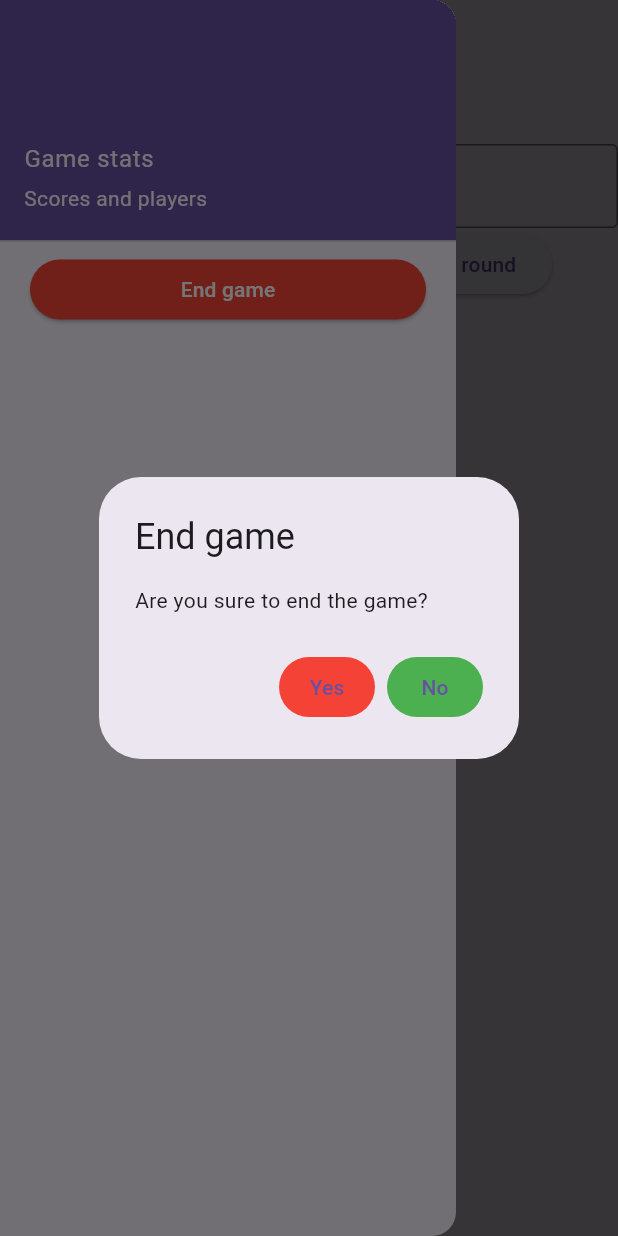
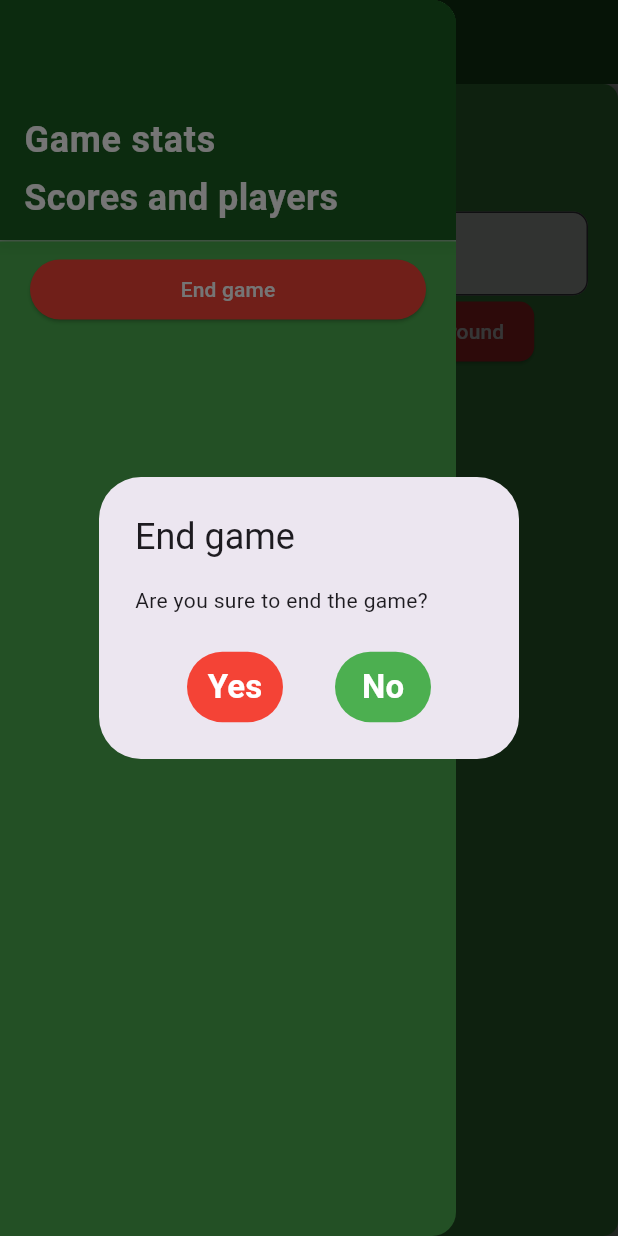
Before and after one commit to DBraja1738/DartsWithFriends, a Flutter app: the Game screen opened directly with empty values, after a tap on the "person" icon, after a tap on "End game", on a phone screen of 412 x 824 dp. Run offline on Flutter 3.47's test engine with Material 3 defaults, Android fonts, the phone set to English and light mode, and no system bars; our stand-ins replace cloud_firestore, firebase_auth, firebase_core, shared_preferences; accounts and stored records are empty; statements that could not run were skipped.

Commit message:
stylize pages

```diff
--- a/lib/game.dart
+++ b/lib/game.dart
@@ -5,6 +5,7 @@ import 'package:darts_with_friends/widgets/textInputForDarts.dart';
 import "package:darts_with_friends/main.dart";
 import 'package:darts_with_friends/widgets/navbar.dart';
 import 'package:darts_with_friends/firebaseOperations.dart';
+import 'package:darts_with_friends/widgets/decorations.dart';
 
 class GameScore{
   int dart1;
@@ -165,6 +166,7 @@ class _GameState extends State<Game> {
     return Scaffold(
       drawer: Navbar(initialPlayerNames: widget.playerNames, initialPlayerScores: playerScores),
       appBar: AppBar(
+        backgroundColor: Colors.green[900],
         leading: Builder(
             builder: (BuildContext context){
               return IconButton(
@@ -177,7 +179,10 @@ class _GameState extends State<Game> {
         ),
         title: Text("Hello game"),
       ),
-      body: Column(
+      body: Container(
+        decoration: AppDecorations.boxDecoration,
+        padding: EdgeInsets.all(20.0),
+        child: Column(
           children: [
             Row(
               mainAxisAlignment: MainAxisAlignment.center,
@@ -185,8 +190,8 @@ class _GameState extends State<Game> {
                 Column(
 
                   children: [
-                  Text("Player: $currentPlayerName, $currentPlayer"),
-                  Text("$currentPlayerValue"),
+                  Text("Player: $currentPlayerName, $currentPlayer", style: AppDecorations.playerTextStyle,),
+                  Text("$currentPlayerValue", style: AppDecorations.scoreTextStyle),
                   ],
                 ),
               ],
@@ -194,15 +199,24 @@ class _GameState extends State<Game> {
           Row(
             children: <Widget>[
               Flexible(
-                  child: DartTextInput(controller: _dart1controller),
+                child: TextField(
+                  controller: _dart1controller,
+                  decoration: AppDecorations.inputDecoration,
+                )
               ),
               SizedBox(width: 10,),
               Flexible(
-                  child: DartTextInput(controller: _dart2controller),
+              child: TextField(
+                controller: _dart1controller,
+                decoration: AppDecorations.inputDecoration,
+              )
               ),
               SizedBox(width: 10,),
               Flexible(
-                  child: DartTextInput(controller: _dart3controller),
+                child: TextField(
+                  controller: _dart1controller,
+                  decoration: AppDecorations.inputDecoration,
+                )
               ),
             ],
           ),
@@ -210,14 +224,14 @@ class _GameState extends State<Game> {
             mainAxisAlignment: MainAxisAlignment.spaceEvenly,
             children: <Widget>[
 
-              ElevatedButton(onPressed: submitScore, child: Text("Submit score")),
-              ElevatedButton(onPressed: undoLastScore, child: Text("Undo last round")),
+              ElevatedButton(onPressed: submitScore, child: Text("Submit score"), style: AppDecorations.buttonStyle,),
+              ElevatedButton(onPressed: undoLastScore, child: Text("Undo last round"), style: AppDecorations.buttonStyleRed,),
 
         ],
       )
 
       ],
-      )
+    ),)
     );
 
   }
--- a/lib/main.dart
+++ b/lib/main.dart
@@ -5,7 +5,7 @@ import 'package:darts_with_friends/game.dart';
 import 'package:darts_with_friends/preGameSetup.dart';
 import 'package:firebase_core/firebase_core.dart';
 import 'package:darts_with_friends/accounts.dart';
-
+import "package:darts_with_friends/widgets/decorations.dart";
 void main() async{
   WidgetsFlutterBinding.ensureInitialized();
   await Firebase.initializeApp();
@@ -52,6 +52,7 @@ class Home extends StatelessWidget {
                       Padding(
                         padding: const EdgeInsets.all(8.0),
                         child: ElevatedButton(
+                          style: AppDecorations.buttonStyle,
                             onPressed: (){
                               Navigator.push(context, MaterialPageRoute(builder: (context)=>const GameSetup()));
                             },
@@ -61,6 +62,7 @@ class Home extends StatelessWidget {
                       Padding(
                         padding: const EdgeInsets.all(8.0),
                         child: ElevatedButton(
+                          style: AppDecorations.buttonStyleWhite,
                             onPressed: (){
                               Navigator.push(context, MaterialPageRoute(builder: (context)=> AccountTab()));
                             },
@@ -73,10 +75,7 @@ class Home extends StatelessWidget {
                           onPressed: (){
                             exit(0);
                           },
-                          style: ElevatedButton.styleFrom(
-                              foregroundColor: Colors.white,
-                              backgroundColor: Colors.red[500]
-                          ),
+                          style: AppDecorations.buttonStyleRed,
                           child: Text("EXIT"),
 
                         ),
--- a/lib/preGameSetup.dart
+++ b/lib/preGameSetup.dart
@@ -2,6 +2,7 @@ import 'package:flutter/material.dart';
 import "package:darts_with_friends/game.dart";
 import "package:darts_with_friends/widgets/textInputForPlayers.dart";
 import 'package:shared_preferences/shared_preferences.dart';
+import 'package:darts_with_friends/widgets/decorations.dart';
 
 class GameSetup extends StatefulWidget {
   const GameSetup({super.key});
@@ -56,8 +57,10 @@ class _GameSetupState extends State<GameSetup> {
   @override
   Widget build(BuildContext context) {
     return Scaffold(
+      backgroundColor: Colors.green[600],
       appBar: AppBar(
         title: Text("Setup game"),
+        backgroundColor: Colors.green[900],
       ),
       body: Column(
         children: [
@@ -134,6 +137,7 @@ class _GameSetupState extends State<GameSetup> {
             child: PlayerTextInput(controller: controller),
           ),
           ElevatedButton(
+              style: AppDecorations.buttonStyleSubmit,
               onPressed: (){
                 setState(() {
                   if(controller.text.trim().isNotEmpty){
@@ -147,6 +151,7 @@ class _GameSetupState extends State<GameSetup> {
               child: Text("Submit name")
           ),
           ElevatedButton(
+              style: AppDecorations.buttonStyle,
               onPressed: numberOfPlayers < 2 ? callErrorMessage : (){
             Navigator.of(context).push(MaterialPageRoute(builder: (context)=>Game(numberOfPlayers: numberOfPlayers, playerNames: playerNames, mainScore: selectedScore, gameMode: selectedGamemode)));
           },
--- /dev/null
+++ b/lib/widgets/decorations.dart
@@ -0,0 +1,85 @@
+import 'package:flutter/material.dart';
+
+class AppDecorations {
+  static const Color primaryColor = Colors.green;
+  static const Color secondaryColor = Colors.greenAccent;
+
+  static final BoxDecoration boxDecoration = BoxDecoration(
+    color: Colors.green[600],
+    borderRadius: BorderRadius.circular(10),
+    boxShadow: [
+      BoxShadow(
+        color: Colors.green[900]!.withOpacity(0.5),
+        spreadRadius: 3,
+        blurRadius: 5,
+        offset: Offset(0, 3),
+      ),
+    ],
+  );
+
+  static final TextStyle playerTextStyle = TextStyle(
+    fontSize: 22,
+    color: Colors.white,
+    fontWeight: FontWeight.bold,
+  );
+
+  static final TextStyle scoreTextStyle = TextStyle(
+    fontSize: 24,
+    color: Colors.white,
+    fontWeight: FontWeight.bold,
+  );
+
+  static final ButtonStyle buttonStyle = ElevatedButton.styleFrom(
+    backgroundColor: Colors.green[900],
+    foregroundColor: Colors.white,
+    padding: EdgeInsets.symmetric(horizontal: 20, vertical: 10),
+    shape: RoundedRectangleBorder(
+      borderRadius: BorderRadius.circular(10),
+    ),
+  );
+  static final ButtonStyle buttonStyleSubmit = ElevatedButton.styleFrom(
+    backgroundColor: Colors.white38,
+    foregroundColor: Colors.white,
+    padding: EdgeInsets.symmetric(horizontal: 20, vertical: 10),
+    shape: RoundedRectangleBorder(
+      borderRadius: BorderRadius.circular(10),
+    ),
+  );
+
+  static final ButtonStyle buttonStyleRed = ElevatedButton.styleFrom(
+    backgroundColor: Colors.red[700],
+    foregroundColor: Colors.white,
+    padding: EdgeInsets.symmetric(horizontal: 20, vertical: 10),
+    shape: RoundedRectangleBorder(
+      borderRadius: BorderRadius.circular(10),
+    ),
+  );
+
+  static final ButtonStyle buttonStyleWhite = ElevatedButton.styleFrom(
+    backgroundColor: Colors.white,
+    padding: EdgeInsets.symmetric(horizontal: 20, vertical: 10),
+    shape: RoundedRectangleBorder(
+      borderRadius: BorderRadius.circular(10),
+    ),
+  );
+
+  static final InputDecoration inputDecoration = InputDecoration(
+    border: OutlineInputBorder(
+      borderRadius: BorderRadius.circular(10),
+    ),
+    filled: true,
+    fillColor: Colors.green[50],
+  );
+
+  static final BoxDecoration drawerHeaderDecoration = BoxDecoration(
+    color: Colors.green[900],
+    boxShadow: [
+      BoxShadow(
+        color: Colors.green[600]!.withOpacity(0.5),
+        spreadRadius: 3,
+        blurRadius: 5,
+        offset: Offset(0, 3),
+      ),
+    ],
+  );
+}
--- a/lib/widgets/navbar.dart
+++ b/lib/widgets/navbar.dart
@@ -1,5 +1,6 @@
 import 'package:flutter/material.dart';
 import 'package:darts_with_friends/main.dart';
+import 'package:darts_with_friends/widgets/decorations.dart';
 class Navbar extends StatefulWidget {
   final List<String> initialPlayerNames;
   final List<int> initialPlayerScores;
@@ -35,12 +36,15 @@ class _NavbarState extends State<Navbar> {
             title: Text("End game"),
             content: Text("Are you sure to end the game?"),
             actions: [
+              Row(
+                mainAxisAlignment: MainAxisAlignment.spaceEvenly,
+                children: [
                   TextButton(
                     onPressed: (){
                       Navigator.of(context).pop();
                       Navigator.of(context).push(MaterialPageRoute(builder: (context)=> const Home()));
                     },
-                child: Text("Yes"),
+                    child: Text("Yes", style: AppDecorations.playerTextStyle,),
                     style: TextButton.styleFrom(
                       backgroundColor: Colors.red[500],
                     ),
@@ -49,11 +53,14 @@ class _NavbarState extends State<Navbar> {
                     onPressed: () {
                       Navigator.of(context).pop(); // Close the dialog
                     },
-                child: Text('No'),
+                    child: Text('No', style: AppDecorations.playerTextStyle),
                     style: TextButton.styleFrom(
                       backgroundColor: Colors.green[500],
                     ),
                   ),
+                ],
+              )
+
             ],
           );
         }
@@ -65,9 +72,14 @@ class _NavbarState extends State<Navbar> {
   @override
   Widget build(BuildContext context) {
     return Drawer(
+      backgroundColor: Colors.green[500],
       child: ListView(
         children: <Widget>[
-          UserAccountsDrawerHeader(accountName: Text("Game stats"), accountEmail: Text("Scores and players")),
+          UserAccountsDrawerHeader(
+              accountName: Text("Game stats", style: AppDecorations.scoreTextStyle,),
+              accountEmail: Text("Scores and players", style: AppDecorations.scoreTextStyle),
+              decoration: AppDecorations.drawerHeaderDecoration,
+          ),
 
           ...List.generate(
               playerNames.length,
--- a/lib/widgets/textInputForDarts.dart
+++ b/lib/widgets/textInputForDarts.dart
@@ -7,6 +7,7 @@ class DartTextInput extends StatelessWidget{
   const DartTextInput({
     Key? key,
     required this.controller,
+
 }): super(key: key);
   Widget build(BuildContext context){
     return TextField(
@@ -17,6 +18,7 @@ class DartTextInput extends StatelessWidget{
       ],
       decoration: InputDecoration(
         border: OutlineInputBorder(),
+
       ),
     );
   }
--- a/lib/widgets/textInputForPlayers.dart
+++ b/lib/widgets/textInputForPlayers.dart
@@ -1,5 +1,5 @@
 import 'package:flutter/material.dart';
-
+import 'package:darts_with_friends/widgets/decorations.dart';
 
 class PlayerTextInput extends StatelessWidget{
   final TextEditingController controller;
@@ -12,9 +12,7 @@ class PlayerTextInput extends StatelessWidget{
 
     return TextField(
       controller: controller,
-      decoration: InputDecoration(
-        border: OutlineInputBorder(),
-      ),
+      decoration: AppDecorations.inputDecoration,
     );
   }
 }
```
Lines whose indentation alone changed are shown as unchanged.
